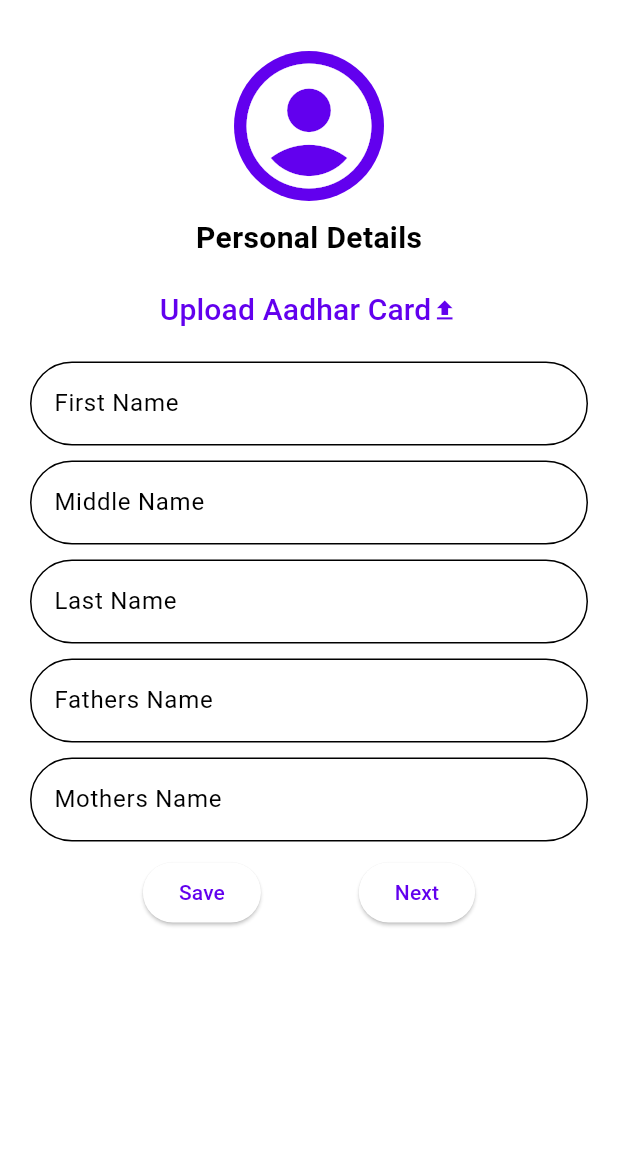
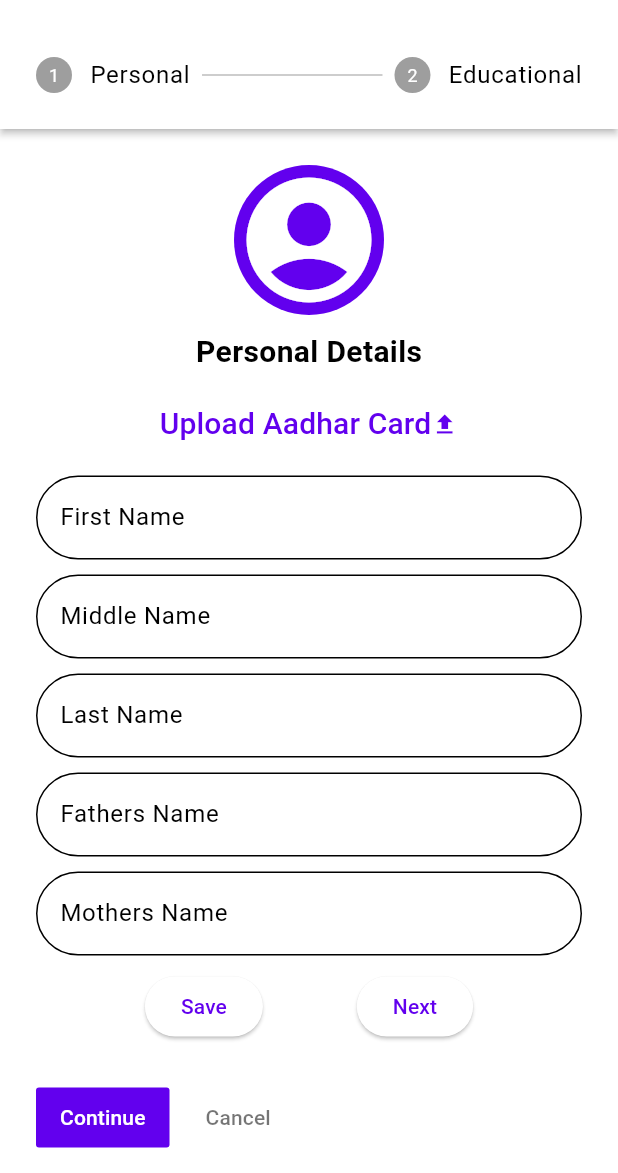
Before and after one commit to Mayank202004/JPSP, a Flutter app: the Profile screen opened directly, on a phone screen of 412 x 824 dp, the part 63-1236 px from its top. Run offline on Flutter 3.47's test engine with Material 3 defaults, Android fonts, the phone set to English and light mode, and no system bars; our stand-ins replace flutter_dotenv, flutter_image_compress, form_validator, get, get_storage, image_picker and 1 more; accounts and stored records are empty.

Commit message:
Added Stepper multipage form for profile
Work on #14
Added Stepper multipage form for profile

```diff
--- a/App/lib/theme/theme.dart
+++ b/App/lib/theme/theme.dart
@@ -29,5 +29,6 @@ final ThemeData lightTheme = ThemeData(
       labelBehavior: NavigationDestinationLabelBehavior.alwaysHide,
       height: 60,
       //indicatorColor: Colors.pink,
-    )
+    ),
+
 );
--- /dev/null
+++ b/App/lib/views/profile/MultiStepForm.dart
@@ -0,0 +1,229 @@
+
+
+import 'package:flutter/material.dart';
+
+class MultiStepForm{
+  static Widget personalInfo(){
+    return Column(
+      children: [
+        const Row(
+          mainAxisAlignment: MainAxisAlignment.center,
+          children: [
+            CircleAvatar(
+              radius: 50,
+              child: Icon(Icons.account_circle_sharp,size: 100,),),
+          ],
+        ),
+        const SizedBox(height: 10,),
+        const Row(
+          mainAxisAlignment: MainAxisAlignment.center,
+          children: [
+            Text("Personal Details",style: TextStyle(fontSize: 20,fontWeight: FontWeight.bold),),
+          ],
+        ),
+        const SizedBox(height: 10,),
+        TextButton(
+          onPressed: () {  },
+          child:
+          const Row(
+            mainAxisAlignment: MainAxisAlignment.center,
+            children: [
+              Text("Upload Aadhar Card",style: TextStyle(fontSize: 20),),
+              Icon(Icons.upload)],
+          ),),
+        Column(
+          children: [
+            Padding(
+              padding: const EdgeInsets.only(top: 10.0),
+              child: TextField(decoration: InputDecoration(hintText: "First Name",border: OutlineInputBorder(borderRadius: BorderRadius.circular(30))),),
+            ),
+            Padding(
+              padding: const EdgeInsets.only(top: 10.0),
+              child: TextField(decoration: InputDecoration(hintText: "Middle Name",border: OutlineInputBorder(borderRadius: BorderRadius.circular(30))),),
+            ),
+            Padding(
+              padding: const EdgeInsets.only(top: 10.0),
+              child: TextField(decoration: InputDecoration(hintText: "Last Name",border: OutlineInputBorder(borderRadius: BorderRadius.circular(30))),),
+            ),
+            Padding(
+              padding: const EdgeInsets.only(top: 10.0),
+              child: TextField(decoration: InputDecoration(hintText: "Fathers Name",border: OutlineInputBorder(borderRadius: BorderRadius.circular(30))),),
+            ),
+            Padding(
+              padding: const EdgeInsets.only(top: 10.0),
+              child: TextField(decoration: InputDecoration(hintText: "Mothers Name",border: OutlineInputBorder(borderRadius: BorderRadius.circular(30))),),
+            ),
+
+          ],
+        ),
+        Padding(
+          padding: const EdgeInsets.all(10.0),
+          child: Row(
+            mainAxisAlignment: MainAxisAlignment.spaceEvenly,
+            children: [
+              ElevatedButton(onPressed: (){}, child: Text("Save")),
+              ElevatedButton(onPressed: (){}, child: Text("Next"))
+            ],
+          ),
+        )
+      ],
+    );
+  }
+  static Widget educationalInfo() {
+    String? selectedCourseType;
+    final List<String> courseTypes = ['Regular', 'Part-time', 'Online'];
+
+    String? selectedyear;
+    final List<String> yearTypes = ['First Year', 'Second Year', 'Third Year', 'Fourth Year'];
+
+    String? selectedstream;
+    final List<String> streamTypes = ['BTech in CSE', 'BTech in Civil Engineering'];
+
+    return Column(
+      children: [
+        const Row(
+          mainAxisAlignment: MainAxisAlignment.center,
+          children: [
+            CircleAvatar(
+              radius: 30,
+              child: Icon(Icons.school_outlined, size: 60),
+            ),
+          ],
+        ),
+        const SizedBox(height: 10),
+        const Row(
+          mainAxisAlignment: MainAxisAlignment.center,
+          children: [
+            Text(
+              "Educational Details",
+              style: TextStyle(fontSize: 20, fontWeight: FontWeight.bold),
+            ),
+          ],
+        ),
+        const SizedBox(height: 10),
+        Column(
+          children: [
+            Padding(
+              padding: const EdgeInsets.only(top: 10.0),
+              child: TextField(
+                decoration: InputDecoration(
+                  hintText: "Institute Name",
+                  border: OutlineInputBorder(
+                    borderRadius: BorderRadius.circular(30),
+                  ),
+                ),
+              ),
+            ),
+            Padding(
+              padding: const EdgeInsets.only(top: 10.0),
+              child: DropdownButtonFormField<String>(
+                decoration: InputDecoration(
+                  hintText: "Select Your Stream",
+                  border: OutlineInputBorder(
+                    borderRadius: BorderRadius.circular(30),
+                  ),
+                ),
+                value: selectedstream,
+                items: streamTypes
+                    .map((streamType) => DropdownMenuItem(
+                  value: streamType,
+                  child: Text(streamType),
+                ))
+                    .toList(),
+                onChanged: (value) {
+                  selectedstream = value;
+                },
+              ),
+            ),
+            Padding(
+              padding: const EdgeInsets.only(top: 10.0),
+              child: DropdownButtonFormField<String>(
+                decoration: InputDecoration(
+                  hintText: "Select Current Year",
+                  border: OutlineInputBorder(
+                    borderRadius: BorderRadius.circular(30),
+                  ),
+                ),
+                value: selectedyear,
+                items: yearTypes
+                    .map((yearType) => DropdownMenuItem(
+                  value: yearType,
+                  child: Text(yearType),
+                ))
+                    .toList(),
+                onChanged: (value) {
+                  selectedyear = value;
+                },
+              ),
+            ),
+            Padding(
+              padding: const EdgeInsets.only(top: 10.0),
+              child: TextField(
+                decoration: InputDecoration(
+                  hintText: "HSC Marks",
+                  border: OutlineInputBorder(
+                    borderRadius: BorderRadius.circular(30),
+                  ),
+                ),
+              ),
+            ),
+            Padding(
+              padding: const EdgeInsets.only(top: 10.0),
+              child: TextField(
+                decoration: InputDecoration(
+                  hintText: "SSC Marks",
+                  border: OutlineInputBorder(
+                    borderRadius: BorderRadius.circular(30),
+                  ),
+                ),
+              ),
+            ),
+            Padding(
+              padding: const EdgeInsets.only(top: 10.0),
+              child: TextField(
+                decoration: InputDecoration(
+                  hintText: "Have you taken Drop (optional)",
+                  border: OutlineInputBorder(
+                    borderRadius: BorderRadius.circular(30),
+                  ),
+                ),
+              ),
+            ),
+            Padding(
+              padding: const EdgeInsets.only(top: 10.0),
+              child: TextField(
+                decoration: InputDecoration(
+                  hintText: "Admission Date",
+                  border: OutlineInputBorder(
+                    borderRadius: BorderRadius.circular(30),
+                  ),
+                ),
+              ),
+            ),
+            Padding(
+              padding: const EdgeInsets.only(top: 10.0),
+              child: DropdownButtonFormField<String>(
+                decoration: InputDecoration(
+                  hintText: "Select Course Type",
+                  border: OutlineInputBorder(
+                    borderRadius: BorderRadius.circular(30),
+                  ),
+                ),
+                value: selectedCourseType,
+                items: courseTypes
+                    .map((courseType) => DropdownMenuItem(
+                  value: courseType,
+                  child: Text(courseType),
+                ))
+                    .toList(),
+                onChanged: (value) {
+                  selectedCourseType = value;
+                },
+              ),
+            ),
+          ],
+        ),
+      ],
+    );
+  }
+}
--- a/App/lib/views/profile/profile.dart
+++ b/App/lib/views/profile/profile.dart
@@ -1,4 +1,7 @@
 import 'package:flutter/material.dart';
+import 'package:jpss/views/profile/profile2.dart';
+
+import 'MultiStepForm.dart';
 
 class Profile extends StatefulWidget {
   const Profile({super.key});
@@ -8,81 +11,56 @@ class Profile extends StatefulWidget {
 }
 
 class _ProfileState extends State<Profile> {
+  int currentStep=0;
   @override
   Widget build(BuildContext context) {
+  bool isDarkMode = Theme.of(context).brightness == Brightness.dark;
     return Scaffold(
       appBar: AppBar(
-        title: Text("Profile"),
+        title: const Text("Profile"),
       ),
-      body: Padding(
-        padding: EdgeInsets.all(20),
-        child: SingleChildScrollView(
-          child: Column(
-            children: [
-              const Row(
-                mainAxisAlignment: MainAxisAlignment.center,
-                children: [
-                  CircleAvatar(
-                    radius: 50,
-                    child: Icon(Icons.account_circle_sharp,size: 100,),),
-                ],
-              ),
-              const SizedBox(height: 10,),
-              const Row(
-                mainAxisAlignment: MainAxisAlignment.center,
-                children: [
-                  Text("Personal Details",style: TextStyle(fontSize: 20,fontWeight: FontWeight.bold),),
-                ],
-              ),
-              const SizedBox(height: 10,),
-              TextButton(
-                onPressed: () {  },
-                child:
-                  const Row(
-                    mainAxisAlignment: MainAxisAlignment.center,
-                    children: [
-                      Text("Upload Aadhar Card",style: TextStyle(fontSize: 20),),
-                      Icon(Icons.upload)],
-              ),),
-              Column(
-                children: [
-                  Padding(
-                    padding: const EdgeInsets.only(top: 10.0),
-                    child: TextField(decoration: InputDecoration(hintText: "First Name",border: OutlineInputBorder(borderRadius: BorderRadius.circular(30))),),
-                  ),
-                  Padding(
-                    padding: const EdgeInsets.only(top: 10.0),
-                    child: TextField(decoration: InputDecoration(hintText: "Middle Name",border: OutlineInputBorder(borderRadius: BorderRadius.circular(30))),),
-                  ),
-                  Padding(
-                    padding: const EdgeInsets.only(top: 10.0),
-                    child: TextField(decoration: InputDecoration(hintText: "Last Name",border: OutlineInputBorder(borderRadius: BorderRadius.circular(30))),),
-                  ),
-                  Padding(
-                    padding: const EdgeInsets.only(top: 10.0),
-                    child: TextField(decoration: InputDecoration(hintText: "Fathers Name",border: OutlineInputBorder(borderRadius: BorderRadius.circular(30))),),
-                  ),
-                  Padding(
-                    padding: const EdgeInsets.only(top: 10.0),
-                    child: TextField(decoration: InputDecoration(hintText: "Mothers Name",border: OutlineInputBorder(borderRadius: BorderRadius.circular(30))),),
-                  ),
+      body: isDarkMode ?
+      Stepper(
+        //type: StepperType.horizontal,
 
-                ],
-              ),
-              Padding(
-                padding: const EdgeInsets.all(10.0),
-                child: Row(
-                  mainAxisAlignment: MainAxisAlignment.spaceEvenly,
-                  children: [
-                    ElevatedButton(onPressed: (){}, child: Text("Save")),
-                    ElevatedButton(onPressed: (){}, child: Text("Next"))
-                  ],
-                ),
-              )
-            ],
-          ),
-        ),
+        type: StepperType.vertical,
+        steps: getStep(),
+        currentStep: currentStep,
+        onStepContinue: () =>{
+          setState(() {
+            currentStep+=1;
+          })
+        },
+        onStepCancel: () =>{
+          setState(() {
+            currentStep-=1;
+          })
+        },
+        connectorColor: WidgetStatePropertyAll(Colors.blueAccent),
+
+      ) :
+      Stepper(
+        physics: BouncingScrollPhysics(),
+
+        type: StepperType.horizontal,
+        steps: getStep(),
+        currentStep: currentStep,
+        onStepContinue: () =>{
+          setState(() {
+            currentStep+=1;
+          })
+        },
+        onStepCancel: () =>{
+          setState(() {
+            currentStep-=1;
+          })
+        },
       )
     );
   }
+  List<Step> getStep() =>[
+    Step(title: const Text("Personal"), content: MultiStepForm.personalInfo()),
+    Step(title: const Text("Educational"), content: MultiStepForm.educationalInfo()),
+
+  ];
 }
```
